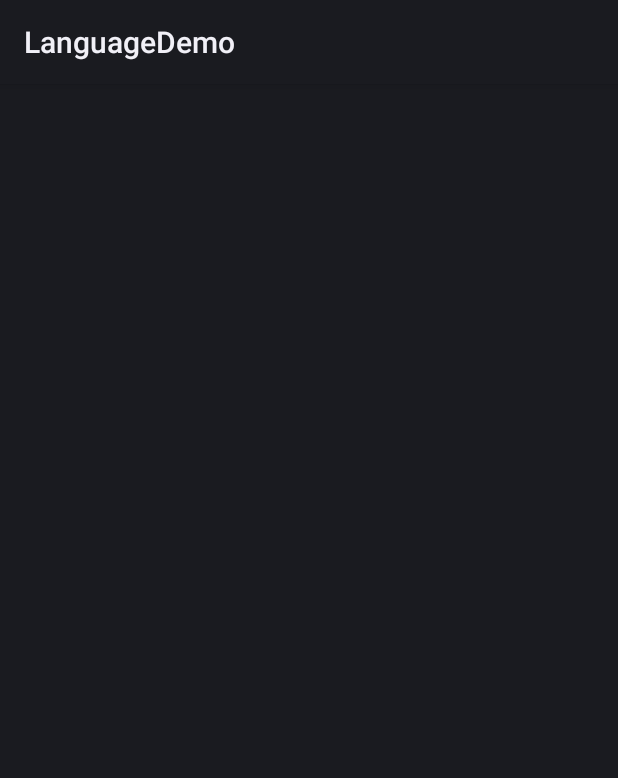
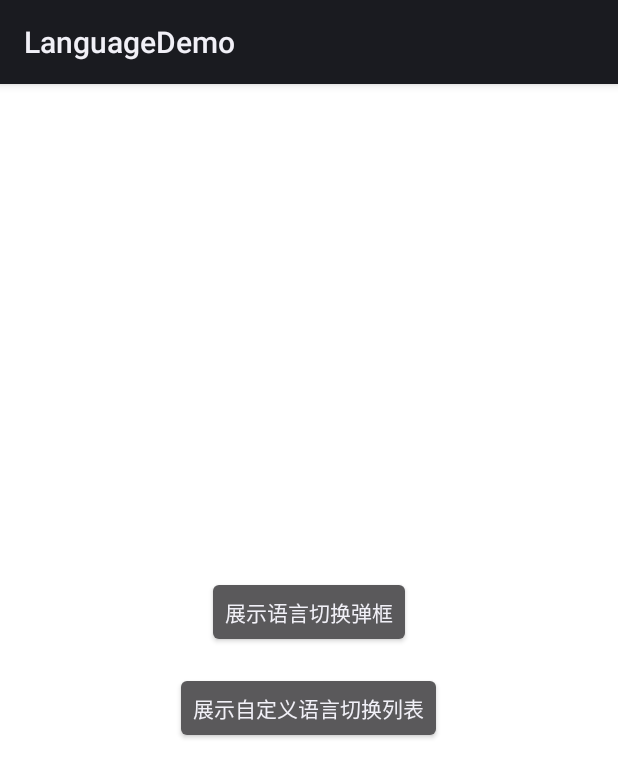
Before and after one commit to yxr2222222/LanguageDemo, an Android app: the screen it shows after launch (MainActivity), on a phone screen of 412 x 824 dp. Shown: the top 778 px of the screen. Run offline under Robolectric (Android 15) with nearby library versions, the phone set to English and light mode, and no system bars.

Commit message:
[feat]：Demo完善

```diff
--- a/app/src/main/AndroidManifest.xml
+++ b/app/src/main/AndroidManifest.xml
@@ -4,6 +4,7 @@
     package="com.yxr.languagedemo">
 
     <application
+        android:name=".MyApp"
         android:allowBackup="true"
         android:icon="@mipmap/ic_launcher"
         android:label="@string/app_name"
@@ -19,6 +20,10 @@
                 <category android:name="android.intent.category.LAUNCHER" />
             </intent-filter>
         </activity>
+
+        <activity
+            android:name=".CustomLanguageSwitchActivity"
+            android:screenOrientation="portrait" />
     </application>
 
 </manifest>
--- a/app/src/main/java/com/yxr/languagedemo/MainActivity.java
+++ b/app/src/main/java/com/yxr/languagedemo/MainActivity.java
@@ -1,14 +1,30 @@
 package com.yxr.languagedemo;
 
 import android.app.Activity;
+import android.content.Intent;
 import android.os.Bundle;
+import android.view.View;
 
-import com.yxr.language.R;
+import com.yxr.language.LanguageManager;
 
 public class MainActivity extends Activity {
     @Override
     protected void onCreate(Bundle savedInstanceState) {
         super.onCreate(savedInstanceState);
         setContentView(R.layout.activity_main);
+
+        findViewById(R.id.btnShow).setOnClickListener(new View.OnClickListener() {
+            @Override
+            public void onClick(View v) {
+                LanguageManager.getInstance().showLanguageSelectorDialog(MainActivity.this);
+            }
+        });
+
+        findViewById(R.id.btnCustomShow).setOnClickListener(new View.OnClickListener() {
+            @Override
+            public void onClick(View v) {
+                startActivity(new Intent(v.getContext(), CustomLanguageSwitchActivity.class));
+            }
+        });
     }
 }
--- /dev/null
+++ b/app/src/main/java/com/yxr/languagedemo/MyApp.java
@@ -0,0 +1,49 @@
+package com.yxr.languagedemo;
+
+import android.app.Application;
+
+import androidx.annotation.NonNull;
+
+import com.yxr.language.LanguageManager;
+import com.yxr.language.callback.OnLanguageChangedListener;
+import com.yxr.language.entity.CustomLanguage;
+import com.yxr.language.entity.LanguageConfig;
+import com.yxr.language.entity.LanguageLocale;
+
+import java.util.Locale;
+
+public class MyApp extends Application {
+    @Override
+    public void onCreate() {
+        super.onCreate();
+        // 初始化多语言SDK
+        LanguageManager.getInstance().init(this, new LanguageConfig.Builder()
+                // 是否需要默认的跟随系统，默认为true
+                .isNeedDefaultSystem(true)
+                // 是否需要默认的简体中文，默认为true
+                .isNeedDefaultSimplifiedChinese(true)
+                // 是否需要默认的繁体中文，默认为true
+                .isNeedDefaultTraditionalChinese(false)
+                // 是否需要默认的英文，默认为true
+                .isNeedDefaultEnglish(true)
+                // 是否内部处理语言切换逻辑，内部有ActivityLifecycleCallbacks，在Activity onCreate时进行语言资源切换，
+                // 手动切换语言，需配合setMainClass跳转到指定的App界面，建议是APP首页
+                // 默认为false
+                .isInnerNotifyLanguageChanged(true)
+                // 设置初始默认的语言，如果没有设置且不需要跟随系统，尝试找到匹配的，没有找到匹配默认跟随系统
+                .setDefaultLocale(new Locale("in"))
+                // 设置跳转到指定的App界面，建议时APP首页
+                .setMainClass(MainActivity.class)
+                // 添加自定义语言，SDK内部只有简体中文、繁体中文、英文、设置自定义语言时在对应的语言string.xml中添加SDK内的字符资源
+                .addCustomLanguage(new CustomLanguage(new Locale("es"), "Español"))
+                .addCustomLanguage(new CustomLanguage(new Locale("in"), "Indonesia"))
+                .build());
+        // 设置语言切换监听, isInnerNotifyLanguageChanged为false时可自己处理语言切换逻辑
+        LanguageManager.getInstance().setOnLanguageChangedListener(new OnLanguageChangedListener() {
+            @Override
+            public void onLanguageChanged(@NonNull LanguageLocale languageLocale) {
+
+            }
+        });
+    }
+}
--- /dev/null
+++ b/app/src/main/res/layout/activity_main.xml
@@ -0,0 +1,20 @@
+<?xml version="1.0" encoding="utf-8"?>
+<LinearLayout xmlns:android="http://schemas.android.com/apk/res/android"
+    android:orientation="vertical"
+    android:gravity="center"
+    android:background="@color/language_white"
+    android:layout_width="match_parent"
+    android:layout_height="match_parent">
+        <Button
+            android:id="@+id/btnShow"
+            android:text="@string/show_language_switch"
+            android:layout_width="wrap_content"
+            android:layout_height="wrap_content"/>
+
+        <Button
+            android:id="@+id/btnCustomShow"
+            android:text="@string/show_custom_language"
+            android:layout_marginTop="16dp"
+            android:layout_width="wrap_content"
+            android:layout_height="wrap_content"/>
+</LinearLayout>
--- /dev/null
+++ b/app/src/main/res/values/refs.xml
@@ -0,0 +1,2 @@
+<?xml version="1.0" encoding="utf-8"?>
+<resources></resources>
--- a/app/src/main/res/values/strings.xml
+++ b/app/src/main/res/values/strings.xml
@@ -1,3 +1,5 @@
 <resources>
     <string name="app_name">LanguageDemo</string>
+    <string name="show_language_switch">展示语言切换弹框</string>
+    <string name="show_custom_language">展示自定义语言切换列表</string>
 </resources>
--- a/language/src/main/res/layout/activity_main.xml
+++ /dev/null
@@ -1,7 +0,0 @@
-<?xml version="1.0" encoding="utf-8"?>
-<LinearLayout xmlns:android="http://schemas.android.com/apk/res/android"
-    android:orientation="vertical"
-    android:layout_width="match_parent"
-    android:layout_height="match_parent">
-
-</LinearLayout>
```
Also changed, not shown: app/src/main/java/com/yxr/languagedemo/CustomLanguageSwitchActivity.java (added, +90 -0 lines), app/src/main/res/layout/activity_custom.xml (added, +21 -0 lines), app/src/main/res/layout/item_custom.xml (added, +29 -0 lines), 4 other files.
